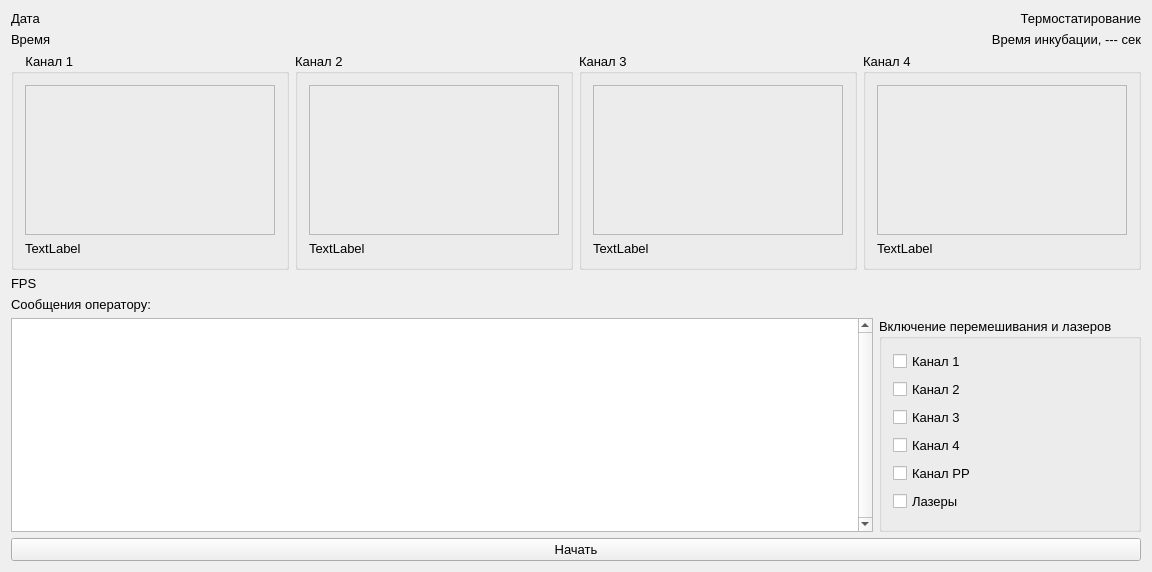
Qt form widget.ui (krang4d/Agrekola) before a commit.
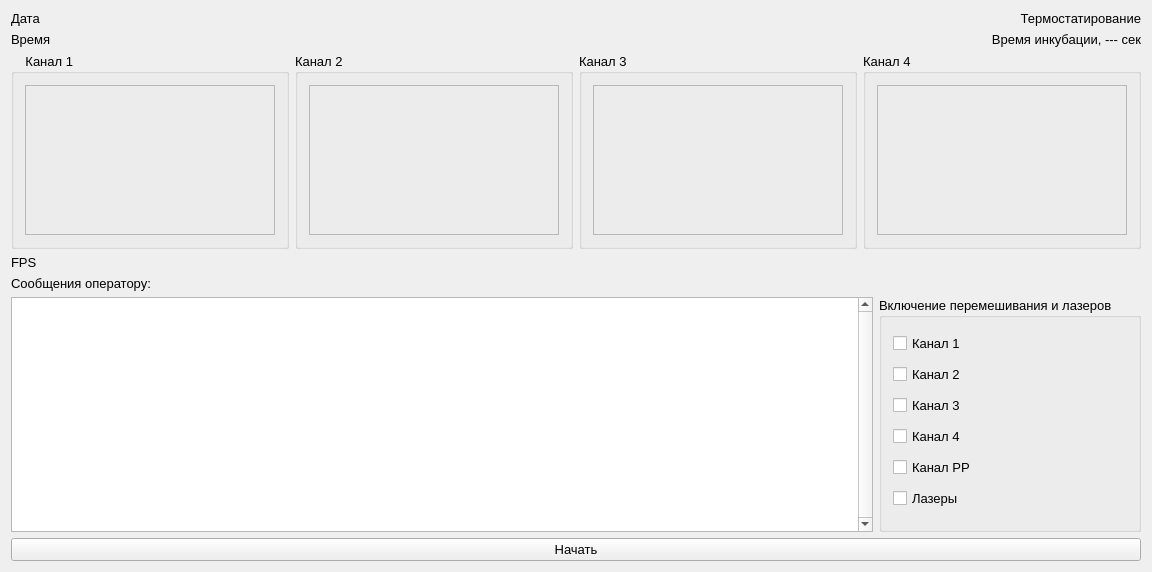
The same form after that commit. Custom widgets are drawn as their Qt base class.

```diff
--- a/widget.ui
+++ b/widget.ui
@@ -218,13 +218,6 @@
           </property>
          </widget>
         </item>
-        <item>
-         <widget class="QLabel" name="label_led1">
-          <property name="text">
-           <string>TextLabel</string>
-          </property>
-         </widget>
-        </item>
        </layout>
       </widget>
      </item>
@@ -250,13 +243,6 @@
           </property>
          </widget>
         </item>
-        <item>
-         <widget class="QLabel" name="label_led2">
-          <property name="text">
-           <string>TextLabel</string>
-          </property>
-         </widget>
-        </item>
        </layout>
       </widget>
      </item>
@@ -282,13 +268,6 @@
           </property>
          </widget>
         </item>
-        <item>
-         <widget class="QLabel" name="label_led3">
-          <property name="text">
-           <string>TextLabel</string>
-          </property>
-         </widget>
-        </item>
        </layout>
       </widget>
      </item>
@@ -321,13 +300,6 @@
           </property>
          </widget>
         </item>
-        <item>
-         <widget class="QLabel" name="label_led4">
-          <property name="text">
-           <string>TextLabel</string>
-          </property>
-         </widget>
-        </item>
        </layout>
       </widget>
      </item>
```
